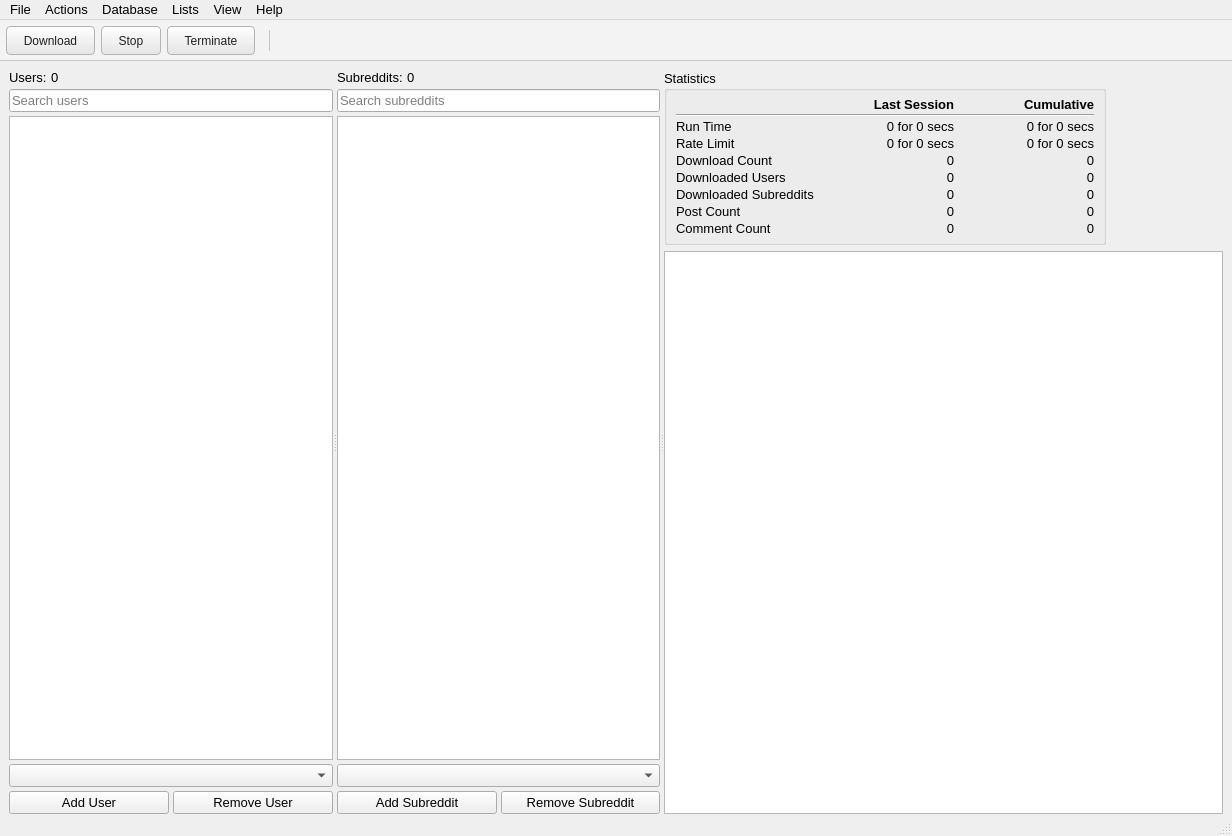
The window that Resources/ui_files/downloader_for_reddit_gui.ui (myanonapps/DownloaderForReddit) describes before a commit, drawn with Qt 5.
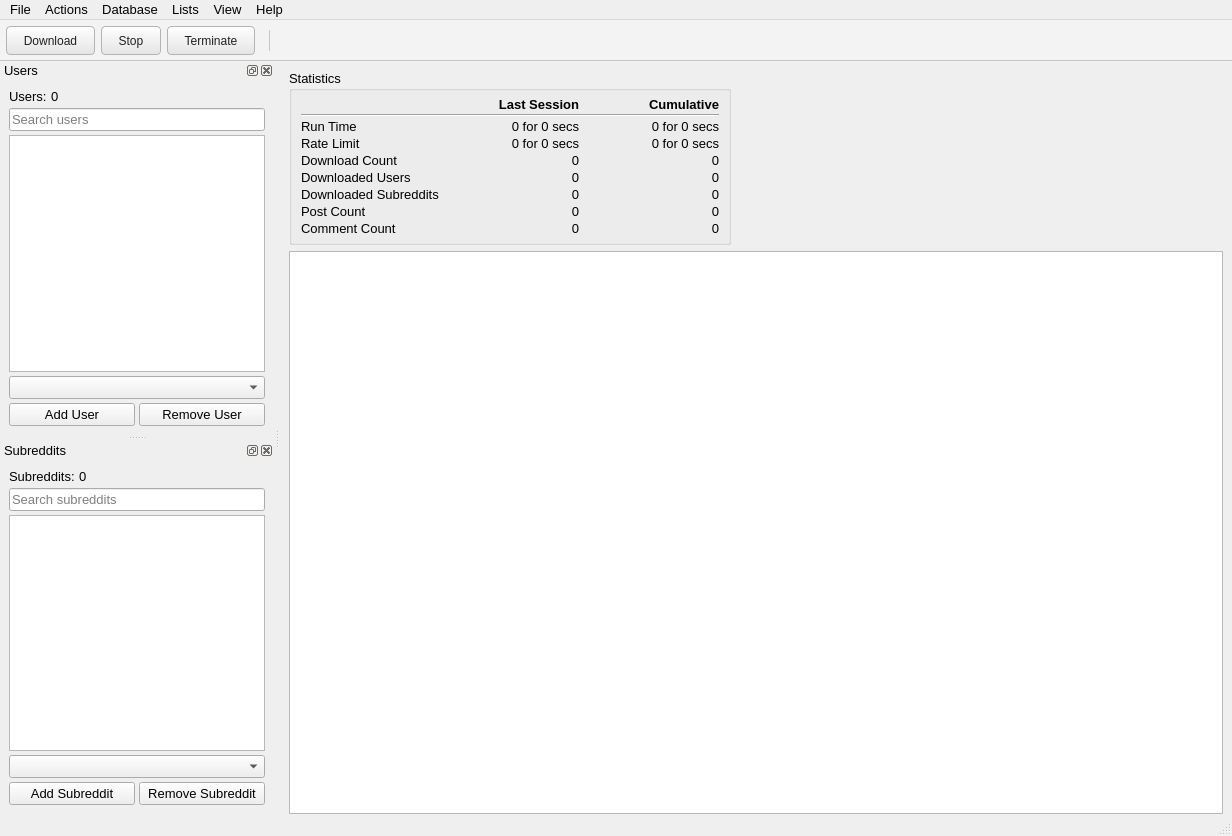
The same window after the commit. Icons and pictures are not drawn.

Commit message: Make lists dockable

Patch:
```diff
--- a/Resources/ui_files/downloader_for_reddit_gui.ui
+++ b/Resources/ui_files/downloader_for_reddit_gui.ui
@@ -27,163 +27,6 @@
     <property name="bottomMargin">
      <number>0</number>
     </property>
-    <item>
-     <widget class="QSplitter" name="horz_splitter">
-      <property name="orientation">
-       <enum>Qt::Horizontal</enum>
-      </property>
-      <widget class="QWidget" name="layoutWidget">
-       <layout class="QVBoxLayout" name="verticalLayout">
-        <property name="spacing">
-         <number>4</number>
-        </property>
-        <item>
-         <layout class="QHBoxLayout" name="horizontalLayout_4">
-          <item>
-           <widget class="QLabel" name="label_2">
-            <property name="text">
-             <string>Users:</string>
-            </property>
-           </widget>
-          </item>
-          <item>
-           <widget class="QLabel" name="user_count_label">
-            <property name="sizePolicy">
-             <sizepolicy hsizetype="Expanding" vsizetype="Preferred">
-              <horstretch>0</horstretch>
-              <verstretch>0</verstretch>
-             </sizepolicy>
-            </property>
-            <property name="text">
-             <string>0</string>
-            </property>
-           </widget>
-          </item>
-         </layout>
-        </item>
-        <item>
-         <widget class="QLineEdit" name="user_list_search_edit">
-          <property name="placeholderText">
-           <string>Search users</string>
-          </property>
-         </widget>
-        </item>
-        <item>
-         <widget class="QListView" name="user_list_view">
-          <property name="selectionMode">
-           <enum>QAbstractItemView::ExtendedSelection</enum>
-          </property>
-         </widget>
-        </item>
-        <item>
-         <widget class="QComboBox" name="user_lists_combo">
-          <property name="toolTip">
-           <string>Current user list</string>
-          </property>
-         </widget>
-        </item>
-        <item>
-         <layout class="QHBoxLayout" name="horizontalLayout">
-          <item>
-           <widget class="QPushButton" name="add_user_button">
-            <property name="text">
-             <string>Add User</string>
-            </property>
-           </widget>
-          </item>
-          <item>
-           <widget class="QPushButton" name="remove_user_button">
-            <property name="text">
-             <string>Remove User</string>
-            </property>
-           </widget>
-          </item>
-         </layout>
-        </item>
-       </layout>
-      </widget>
-      <widget class="QWidget" name="layoutWidget">
-       <layout class="QVBoxLayout" name="verticalLayout_2">
-        <property name="spacing">
-         <number>4</number>
-        </property>
-        <item>
-         <layout class="QHBoxLayout" name="horizontalLayout_5">
-          <item>
-           <widget class="QLabel" name="label_4">
-            <property name="text">
-             <string>Subreddits:</string>
-            </property>
-           </widget>
-          </item>
-          <item>
-           <widget class="QLabel" name="subreddit_count_label">
-            <property name="sizePolicy">
-             <sizepolicy hsizetype="Expanding" vsizetype="Preferred">
-              <horstretch>0</horstretch>
-              <verstretch>0</verstretch>
-             </sizepolicy>
-            </property>
-            <property name="text">
-             <string>0</string>
-            </property>
-           </widget>
-          </item>
-         </layout>
-        </item>
-        <item>
-         <widget class="QLineEdit" name="subreddit_list_search_edit">
-          <property name="placeholderText">
-           <string>Search subreddits</string>
-          </property>
-         </widget>
-        </item>
-        <item>
-         <widget class="QListView" name="subreddit_list_view">
-          <property name="font">
-           <font>
-            <pointsize>10</pointsize>
-           </font>
-          </property>
-          <property name="selectionMode">
-           <enum>QAbstractItemView::ExtendedSelection</enum>
-          </property>
-         </widget>
-        </item>
-        <item>
-         <widget class="QComboBox" name="subreddit_list_combo">
-          <property name="font">
-           <font>
-            <pointsize>10</pointsize>
-           </font>
-          </property>
-          <property name="toolTip">
-           <string>Current subreddit list</string>
-          </property>
-         </widget>
-        </item>
-        <item>
-         <layout class="QHBoxLayout" name="horizontalLayout_2">
-          <item>
-           <widget class="QPushButton" name="add_subreddit_button">
-            <property name="text">
-             <string>Add Subreddit</string>
-            </property>
-           </widget>
-          </item>
-          <item>
-           <widget class="QPushButton" name="remove_subreddit_button">
-            <property name="text">
-             <string>Remove Subreddit</string>
-            </property>
-           </widget>
-          </item>
-         </layout>
-        </item>
-       </layout>
-      </widget>
-      <widget class="QWidget" name="layoutWidget">
-       <layout class="QVBoxLayout" name="verticalLayout_3">
         <item alignment="Qt::AlignLeft">
          <widget class="QGroupBox" name="stats_group">
           <property name="sizePolicy">
@@ -537,10 +380,6 @@
         </item>
        </layout>
       </widget>
-     </widget>
-    </item>
-   </layout>
-  </widget>
   <widget class="QMenuBar" name="menubar">
    <property name="geometry">
     <rect>
@@ -754,6 +593,172 @@
    <addaction name="terminate_download_action"/>
    <addaction name="separator"/>
   </widget>
+  <widget class="QDockWidget" name="user_dock">
+   <property name="windowTitle">
+    <string>Users</string>
+   </property>
+   <attribute name="dockWidgetArea">
+    <number>1</number>
+   </attribute>
+   <widget class="QWidget" name="user_dock_contents">
+    <layout class="QVBoxLayout" name="verticalLayout">
+     <property name="spacing">
+      <number>4</number>
+     </property>
+     <item>
+      <layout class="QHBoxLayout" name="horizontalLayout_4">
+       <item>
+        <widget class="QLabel" name="label_2">
+         <property name="text">
+          <string>Users:</string>
+         </property>
+        </widget>
+       </item>
+       <item>
+        <widget class="QLabel" name="user_count_label">
+         <property name="sizePolicy">
+          <sizepolicy hsizetype="Expanding" vsizetype="Preferred">
+           <horstretch>0</horstretch>
+           <verstretch>0</verstretch>
+          </sizepolicy>
+         </property>
+         <property name="text">
+          <string>0</string>
+         </property>
+        </widget>
+       </item>
+      </layout>
+     </item>
+     <item>
+      <widget class="QLineEdit" name="user_list_search_edit">
+       <property name="placeholderText">
+        <string>Search users</string>
+       </property>
+      </widget>
+     </item>
+     <item>
+      <widget class="QListView" name="user_list_view">
+       <property name="selectionMode">
+        <enum>QAbstractItemView::ExtendedSelection</enum>
+       </property>
+      </widget>
+     </item>
+     <item>
+      <widget class="QComboBox" name="user_lists_combo">
+       <property name="toolTip">
+        <string>Current user list</string>
+       </property>
+      </widget>
+     </item>
+     <item>
+      <layout class="QHBoxLayout" name="horizontalLayout">
+       <item>
+        <widget class="QPushButton" name="add_user_button">
+         <property name="text">
+          <string>Add User</string>
+         </property>
+        </widget>
+       </item>
+       <item>
+        <widget class="QPushButton" name="remove_user_button">
+         <property name="text">
+          <string>Remove User</string>
+         </property>
+        </widget>
+       </item>
+      </layout>
+     </item>
+    </layout>
+   </widget>
+  </widget>
+  <widget class="QDockWidget" name="subreddit_dock">
+   <property name="windowTitle">
+    <string>Subreddits</string>
+   </property>
+   <attribute name="dockWidgetArea">
+    <number>1</number>
+   </attribute>
+   <widget class="QWidget" name="subreddit_dock_contents">
+    <layout class="QVBoxLayout" name="verticalLayout_2">
+     <property name="spacing">
+      <number>4</number>
+     </property>
+     <item>
+      <layout class="QHBoxLayout" name="horizontalLayout_5">
+       <item>
+        <widget class="QLabel" name="label_4">
+         <property name="text">
+          <string>Subreddits:</string>
+         </property>
+        </widget>
+       </item>
+       <item>
+        <widget class="QLabel" name="subreddit_count_label">
+         <property name="sizePolicy">
+          <sizepolicy hsizetype="Expanding" vsizetype="Preferred">
+           <horstretch>0</horstretch>
+           <verstretch>0</verstretch>
+          </sizepolicy>
+         </property>
+         <property name="text">
+          <string>0</string>
+         </property>
+        </widget>
+       </item>
+      </layout>
+     </item>
+     <item>
+      <widget class="QLineEdit" name="subreddit_list_search_edit">
+       <property name="placeholderText">
+        <string>Search subreddits</string>
+       </property>
+      </widget>
+     </item>
+     <item>
+      <widget class="QListView" name="subreddit_list_view">
+       <property name="font">
+        <font>
+         <pointsize>10</pointsize>
+        </font>
+       </property>
+       <property name="selectionMode">
+        <enum>QAbstractItemView::ExtendedSelection</enum>
+       </property>
+      </widget>
+     </item>
+     <item>
+      <widget class="QComboBox" name="subreddit_list_combo">
+       <property name="font">
+        <font>
+         <pointsize>10</pointsize>
+        </font>
+       </property>
+       <property name="toolTip">
+        <string>Current subreddit list</string>
+       </property>
+      </widget>
+     </item>
+     <item>
+      <layout class="QHBoxLayout" name="horizontalLayout_2">
+       <item>
+        <widget class="QPushButton" name="add_subreddit_button">
+         <property name="text">
+          <string>Add Subreddit</string>
+         </property>
+        </widget>
+       </item>
+       <item>
+        <widget class="QPushButton" name="remove_subreddit_button">
+         <property name="text">
+          <string>Remove Subreddit</string>
+         </property>
+        </widget>
+       </item>
+      </layout>
+     </item>
+    </layout>
+   </widget>
+  </widget>
   <widget class="QStatusBar" name="statusbar"/>
   <action name="add_user_list_menu_item">
    <property name="text">
```
Left out of the diff: 3 changed lines with no effect on the pictures. Lines whose indentation alone changed are shown as unchanged. The commit also changes 4 other files.
